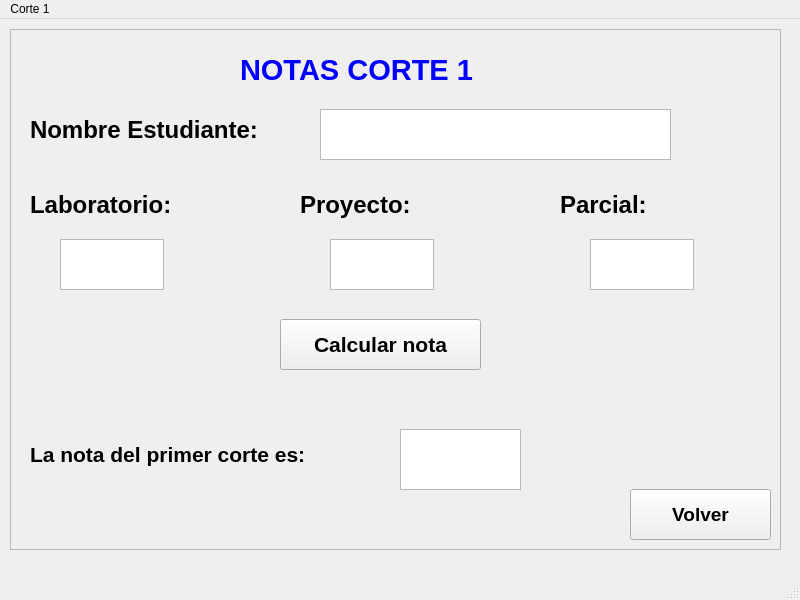
The window that view/soyprofesor/corte1P.ui (Juan961/POSM-Project) describes before a commit, drawn with Qt 5.
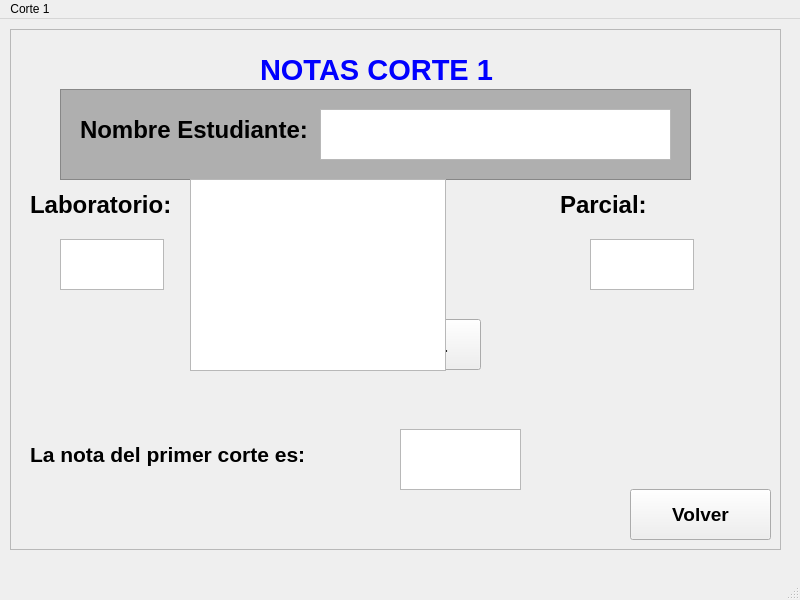
The same window after the commit.

Patch:
```diff
--- a/view/soyprofesor/corte1P.ui
+++ b/view/soyprofesor/corte1P.ui
@@ -32,7 +32,7 @@
     <widget class="QLabel" name="label">
      <property name="geometry">
       <rect>
-       <x>230</x>
+       <x>250</x>
        <y>10</y>
        <width>301</width>
        <height>61</height>
@@ -167,7 +167,7 @@
     <widget class="QLabel" name="label_5">
      <property name="geometry">
       <rect>
-       <x>20</x>
+       <x>70</x>
        <y>70</y>
        <width>311</width>
        <height>61</height>
@@ -274,6 +274,50 @@
       <string>Volver</string>
      </property>
     </widget>
+    <widget class="QFrame" name="frame_2">
+     <property name="geometry">
+      <rect>
+       <x>50</x>
+       <y>60</y>
+       <width>631</width>
+       <height>91</height>
+      </rect>
+     </property>
+     <property name="styleSheet">
+      <string notr="true">background-color: rgb(175, 175, 175);</string>
+     </property>
+     <property name="frameShape">
+      <enum>QFrame::StyledPanel</enum>
+     </property>
+     <property name="frameShadow">
+      <enum>QFrame::Raised</enum>
+     </property>
+    </widget>
+    <widget class="QTableWidget" name="tableWidget">
+     <property name="geometry">
+      <rect>
+       <x>180</x>
+       <y>150</y>
+       <width>256</width>
+       <height>192</height>
+      </rect>
+     </property>
+    </widget>
+    <zorder>frame_2</zorder>
+    <zorder>label</zorder>
+    <zorder>label_2</zorder>
+    <zorder>label_3</zorder>
+    <zorder>label_4</zorder>
+    <zorder>plainTextEdit</zorder>
+    <zorder>plainTextEdit_2</zorder>
+    <zorder>plainTextEdit_3</zorder>
+    <zorder>label_5</zorder>
+    <zorder>plainTextEdit_4</zorder>
+    <zorder>pushButton</zorder>
+    <zorder>label_6</zorder>
+    <zorder>textBrowser</zorder>
+    <zorder>pushButton_2</zorder>
+    <zorder>tableWidget</zorder>
    </widget>
   </widget>
   <widget class="QMenuBar" name="menubar">
```
Left out of the diff: 2 changed lines with no effect on the pictures.
